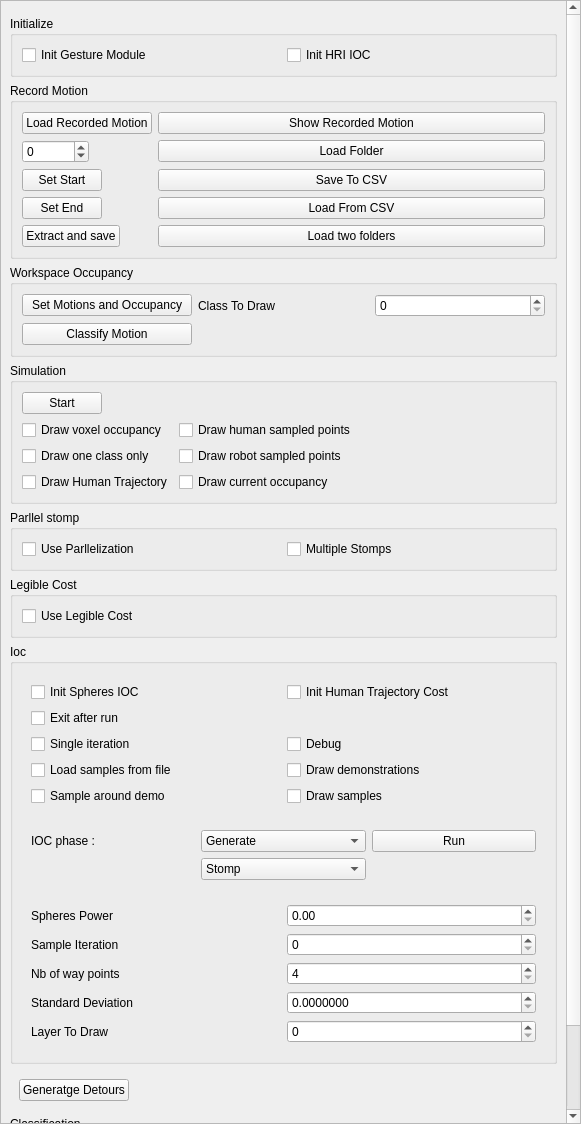
Qt form src/move3d-qt-gui-libs/src/qtMainInterface/sideWidgets/qtHriGesture.ui (jmainpri/move3d-studio) before a commit.
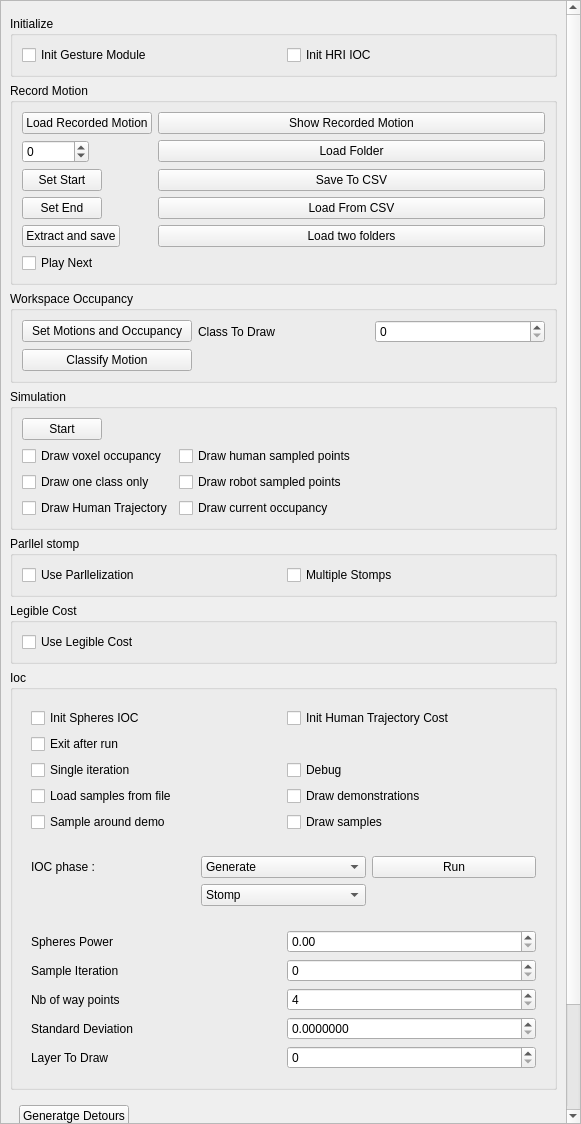
The same form after that commit.

Commit message: Add button for draw module

```diff
--- a/src/move3d-qt-gui-libs/src/qtMainInterface/sideWidgets/qtHriGesture.ui
+++ b/src/move3d-qt-gui-libs/src/qtMainInterface/sideWidgets/qtHriGesture.ui
@@ -35,9 +35,9 @@
       <property name="geometry">
        <rect>
         <x>0</x>
-        <y>-170</y>
+        <y>0</y>
         <width>563</width>
-        <height>1292</height>
+        <height>1320</height>
        </rect>
       </property>
       <layout class="QVBoxLayout" name="verticalLayout_24">
@@ -155,6 +155,13 @@
             </property>
            </widget>
           </item>
+          <item row="5" column="0">
+           <widget class="QCheckBox" name="checkBoxPlayNext">
+            <property name="text">
+             <string>Play Next</string>
+            </property>
+           </widget>
+          </item>
          </layout>
         </widget>
        </item>
```
The commit also changes 5 other files.
